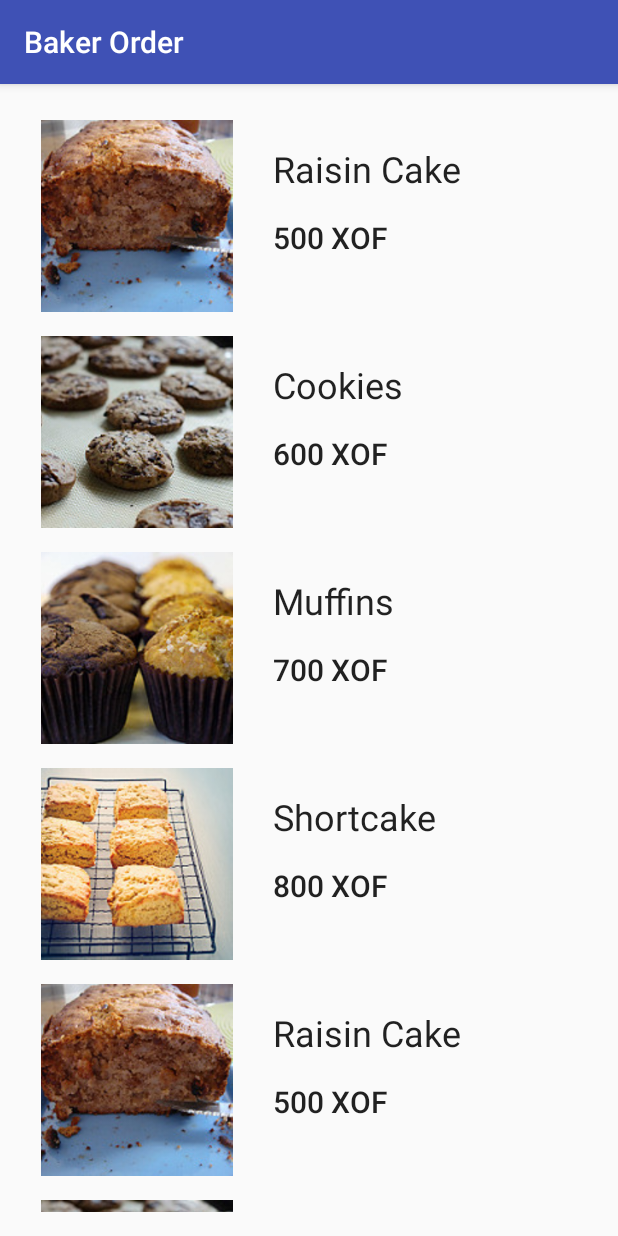
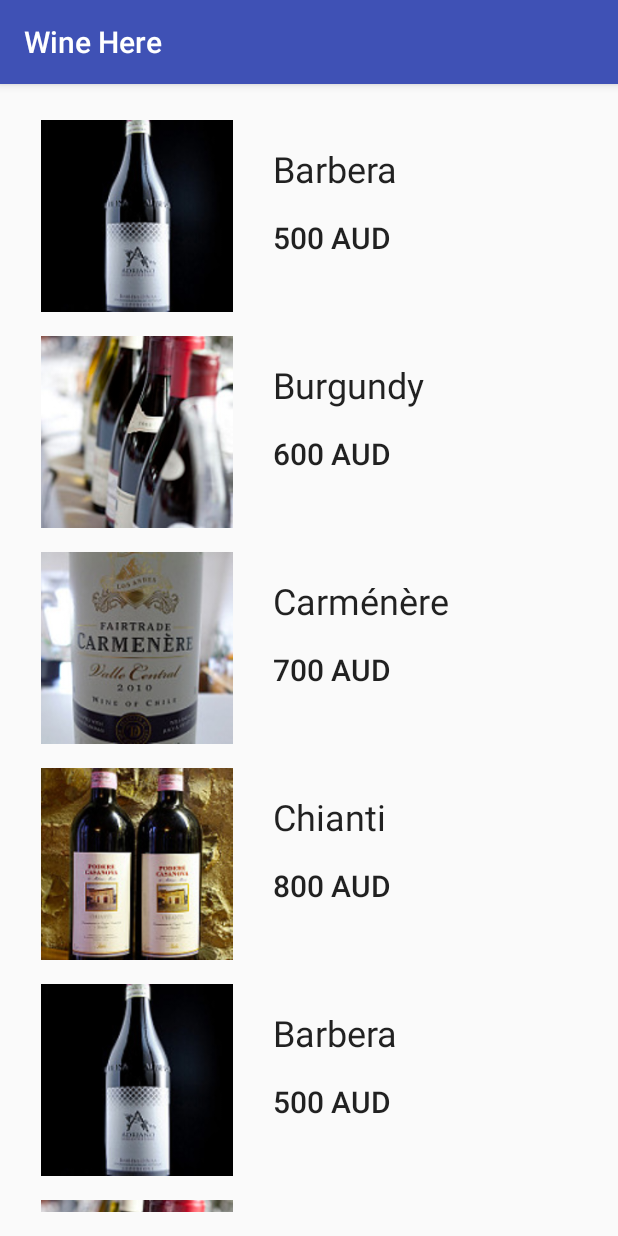
Before and after one commit to joshua-kairu/baker-order, an Android app: the screen it shows after launch (MainActivity), on a phone screen of 412 x 824 dp. Run offline under Robolectric (Android 15) with nearby library versions, the phone set to English and light mode, and no system bars; our stand-ins replace ButterKnife.

Commit message:
refactor: Use wines now

```diff
--- a/app/src/main/java/com/joslittho/baker_order/adapter/ItemsAdapter.java
+++ b/app/src/main/java/com/joslittho/baker_order/adapter/ItemsAdapter.java
@@ -26,26 +26,35 @@ public class ItemsAdapter extends RecyclerView.Adapter< ItemViewHolder > {
 
     /* VARIABLES */
 
+    /* Contexts */
+
+    private Context mContext; // ditto
+
     /* GoodsAdapterOnClickHandlers */
 
     public ItemsAdapterOnClickHandler mItemsAdapterOnClickHandler; // ditto
 
     /* Lists */
 
-    private List< Item > mGoods; // ditto
+    private List< Item > mItems; // ditto
 
     /* CONSTRUCTOR */
 
     // begin constructor
-    public ItemsAdapter( Context context, List< Item > goods,
+    public ItemsAdapter( Context context, List< Item > items,
                          ItemsAdapterOnClickHandler clickHandler ) {
 
-        // 0. initialize the list
-        // 1. initialize the click handler
+        // 0. initialize the context
+        // 1. initialize the list
+        // 2. initialize the click handler
 
-        // 0. initialize the list
+        // 0. initialize the context
 
-        mGoods = goods;
+        mContext = context;
+
+        // 1. initialize the list
+
+        mItems = items;
 
         // 1. initialize the click handler
 
@@ -88,26 +97,27 @@ public class ItemsAdapter extends RecyclerView.Adapter< ItemViewHolder > {
 
         // 0. for the list item at this position, show the correct
 
-        Item currentGood = mGoods.get( position );
+        Item currentItem = mItems.get( position );
 
         // 0a. picture
 
-        itemViewHolder.mPictureImageView.setImageResource( currentGood.getPicture() );
+        itemViewHolder.mPictureImageView.setImageResource( currentItem.getPicture() );
 
         // 0b. name
 
-        itemViewHolder.mNameTextView.setText( currentGood.getName() );
+        itemViewHolder.mNameTextView.setText( currentItem.getName() );
 
         // 0c. value
 
-        itemViewHolder.mValueTextView.setText( String.valueOf( currentGood.getPrice() ) + " XOF" );
+        itemViewHolder.mValueTextView.setText(
+                mContext.getString( R.string.format_currency, currentItem.getPrice() ) );
 
     } // end onBindViewHolder
 
     @Override
     // getItemCount
     public int getItemCount() {
-        return mGoods.size();
+        return mItems.size();
     }
 
     /* Other Methods */
--- a/app/src/main/java/com/joslittho/baker_order/fragment/SelectedItemFragment.java
+++ b/app/src/main/java/com/joslittho/baker_order/fragment/SelectedItemFragment.java
@@ -36,7 +36,7 @@ public class SelectedItemFragment extends Fragment {
 
     /* ImageViews */
 
-    @BindView( R2.id.selected_good_iv_picture )
+    @BindView( R2.id.selected_item_iv_picture )
     public ImageView mPictureImageView; // ditto
 
     /* CONSTRUCTOR */
--- a/app/src/main/res/values/strings.xml
+++ b/app/src/main/res/values/strings.xml
@@ -1,17 +1,27 @@
-<resources>
+<resources xmlns:xliff="urn:oasis:names:tc:xliff:document:1.2">
 
-    <string name="app_name">Baker Order</string>
+    <string name="app_name">Wine Here</string>
 
-    <string name="title_selected_item">Selected Item</string>
+    <string name="title_selected_item">Selected Wine</string>
 
     <!-- item names -->
 
-    <string name="item_1">Cookies</string>
+    <string name="item_0">Barbera</string>
 
-    <string name="item_0">Raisin Cake</string>
+    <string name="item_1">Burgundy</string>
 
-    <string name="item_2">Muffins</string>
+    <string name="item_2">Carménère</string>
 
-    <string name="item_3">Shortcake</string>
+    <string name="item_3">Chianti</string>
+
+    <!-- currency -->
+
+    <string name="format_currency"><xliff:g id="integer_price">%1$d</xliff:g> AUD</string>
+
+    <!-- details flavor texts -->
+
+    <string name="details_flavor_text_1">Delivery Time : 12–16 weeks</string>
+
+    <string name="details_flavor_text_2">Wine Jester Rating: 18, Dec 2016</string>
 
 </resources>
```
Also changed, not shown: app/src/main/res/layout/fragment_selected_item.xml (+18 -15 lines), app/src/main/res/drawable/item_0.jpg, app/src/main/res/drawable/item_1.jpg, app/src/main/res/drawable/item_2.jpg, app/src/main/res/drawable/item_3.jpg, 2 other files.
